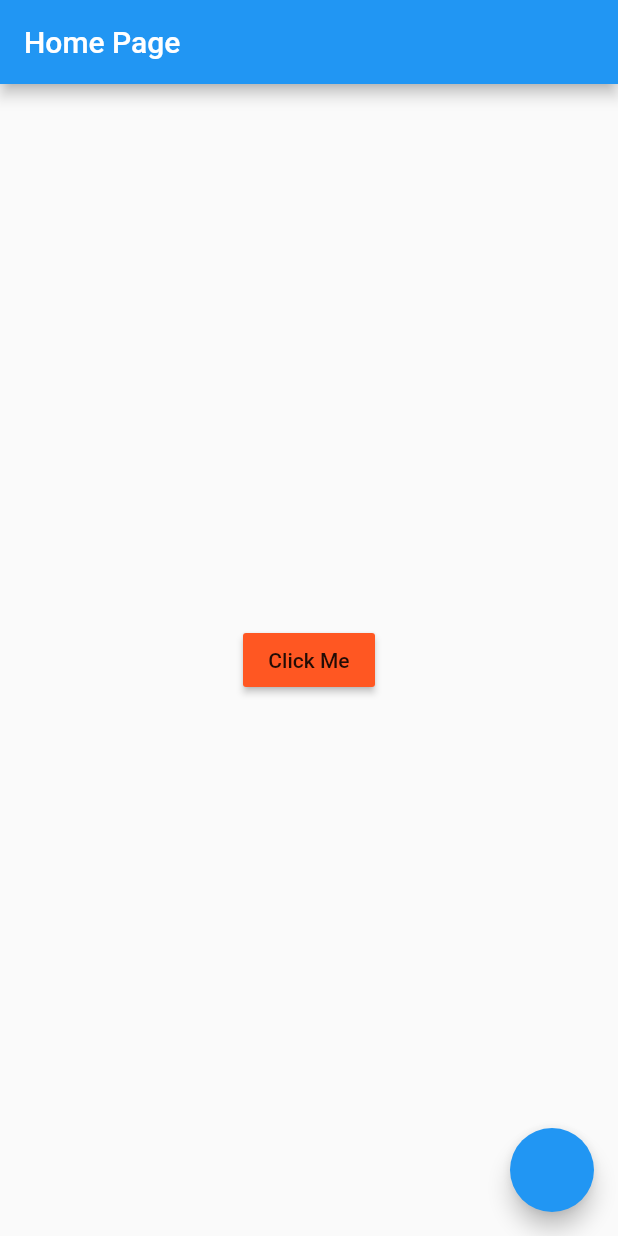
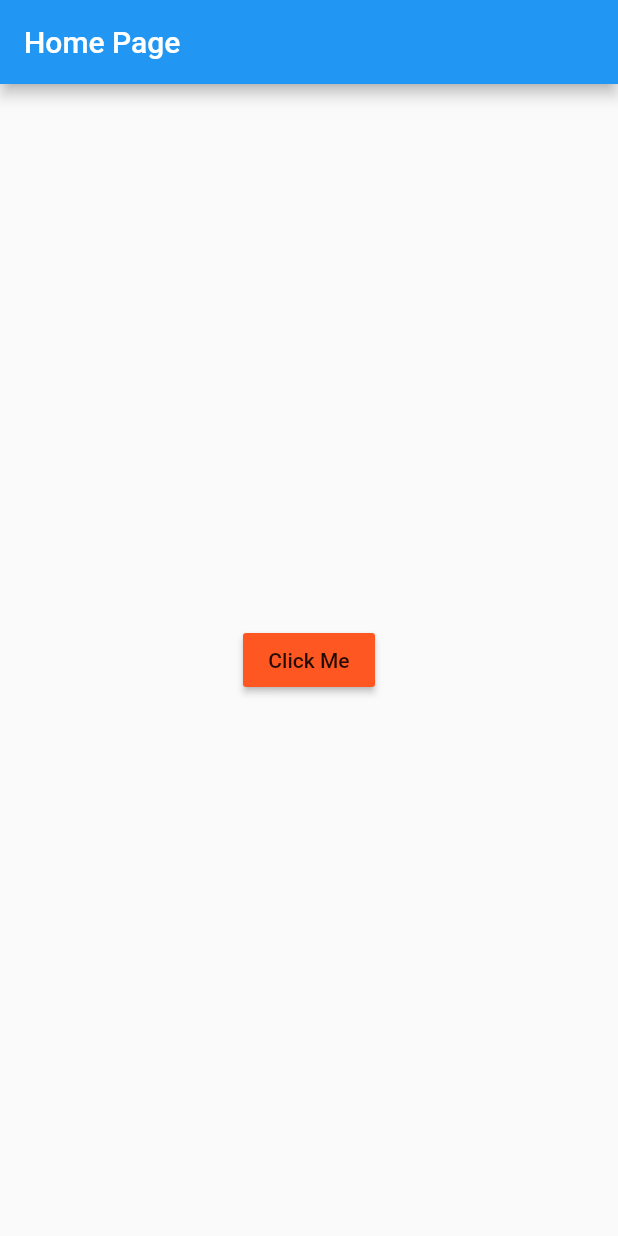
Before and after one commit to Kasweka1/Pdf_Csv_Exporter, a Flutter app: the screen it shows after launch, on a phone screen of 412 x 824 dp. Run offline on Flutter 3.47's test engine with Material 2 defaults, Android fonts, the phone set to English and light mode, and no system bars; missing offline and left inert: csv_reader.

Commit message:
changes made

```diff
--- a/lib/main.dart
+++ b/lib/main.dart
@@ -39,12 +39,12 @@ class _HomePageState extends State<HomePage> {
           ),
         ),
       ),
-      floatingActionButton: FloatingActionButton(
-        onPressed: (){
-
-        },
-
-      ),
+      // floatingActionButton: FloatingActionButton(
+      //   onPressed: () {
+      //     print("Saveed file");
+      //   },
+      //   child: Icon(Icons.save),
+      // ),
     );
   }
 
```
